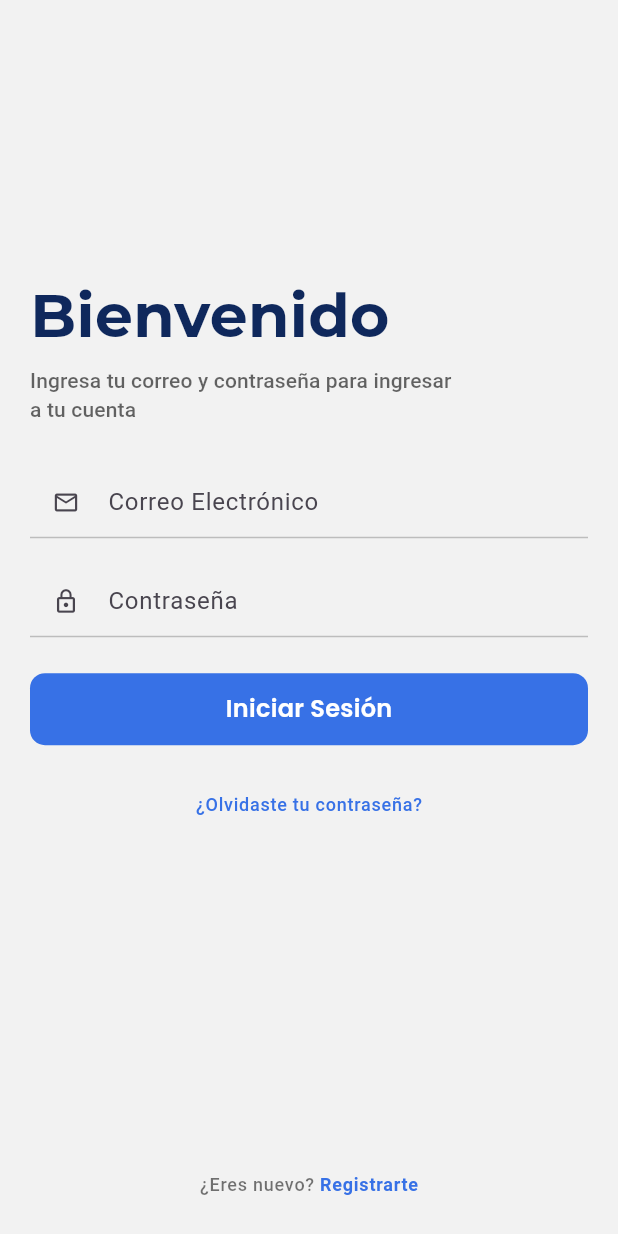
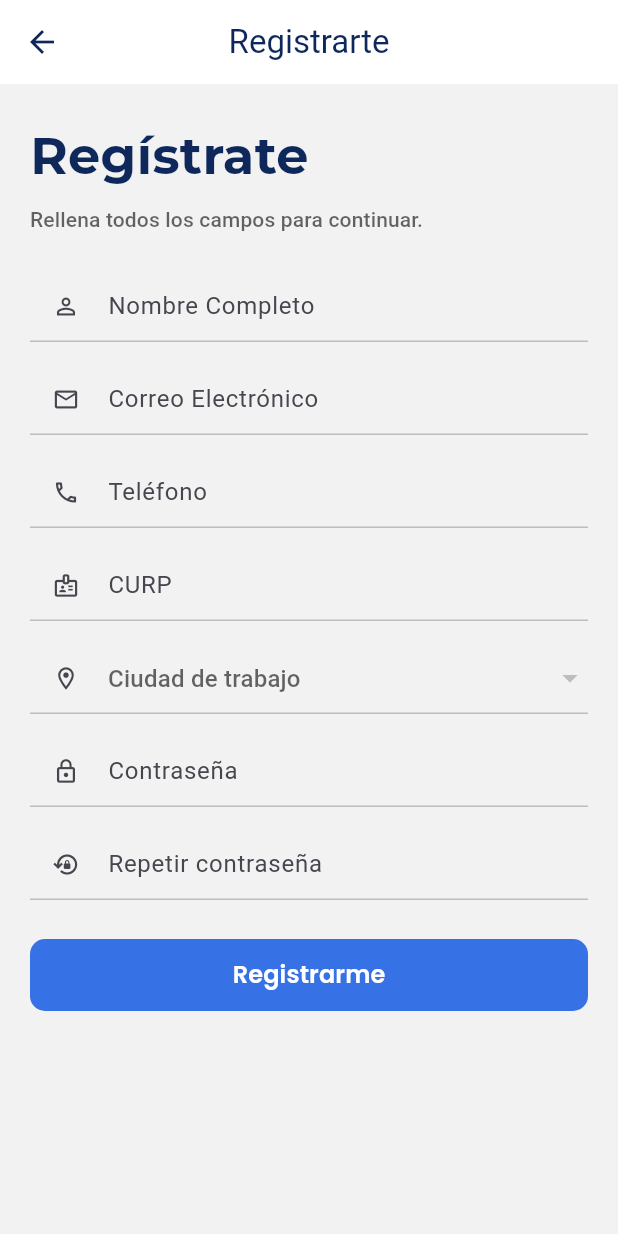
Before and after one commit to JOSUE-zorrilla/primebox, a Flutter app: the screen it shows after launch, after a tap on "Registrarte", on a phone screen of 412 x 824 dp. Run offline on Flutter 3.47's test engine with Material 3 defaults, Android fonts, the phone set to English and light mode, and no system bars; our stand-ins replace firebase_auth, firebase_core, firebase_database, firebase_storage, flutter_image_compress, font_awesome_flutter and 7 more; missing offline and left inert: qr_code_scanner; accounts and stored records are empty; network calls fail.

Commit message:
Nuevos Cambios

```diff
--- a/lib/login_page.dart
+++ b/lib/login_page.dart
@@ -3,8 +3,9 @@ import 'package:firebase_auth/firebase_auth.dart';
 import 'package:firebase_database/firebase_database.dart';
 import 'package:google_fonts/google_fonts.dart';
 import 'package:flutter/services.dart';
+
 import 'centro_boot_page.dart';
-
+import 'register_page.dart';
 
 // ✅ Variables globales
 String? globalUserId;
@@ -17,8 +18,6 @@ const Color kTitle = Color(0xFF0F285C);
 const Color kPrimaryBlue300 = Color(0xFF64B5F6);
 const Color kUnderline = Color(0xFFBDBDBD);
 const Color kHint = Color(0x99000000);
-
-
 
 class LoginPage extends StatefulWidget {
   const LoginPage({super.key});
@@ -56,7 +55,7 @@ class _LoginPageState extends State<LoginPage> {
 
         if (!mounted) return;
 
-        // 👉 NUEVO: ir a cargar centro antes de paquetes
+        // 👉 ir a cargar centro antes de paquetes si hay ciudad
         if (globalIdCiudad != null && globalIdCiudad!.trim().isNotEmpty) {
           Navigator.pushReplacement(
             context,
@@ -112,7 +111,6 @@ class _LoginPageState extends State<LoginPage> {
 
         if (!mounted) return;
 
-        // 👉 NUEVO: ir a cargar centro antes de paquetes
         if (globalIdCiudad != null && globalIdCiudad!.trim().isNotEmpty) {
           Navigator.pushReplacement(
             context,
@@ -137,7 +135,7 @@ class _LoginPageState extends State<LoginPage> {
       ScaffoldMessenger.of(context).showSnackBar(
         SnackBar(content: Text(message)),
       );
-    } catch (e) {
+    } catch (_) {
       ScaffoldMessenger.of(context).showSnackBar(
         const SnackBar(content: Text('Error de conexión o datos inválidos')),
       );
@@ -298,7 +296,12 @@ class _LoginPageState extends State<LoginPage> {
                                     .copyWith(color: Colors.black54),
                               ),
                               GestureDetector(
-                                onTap: () {},
+                                onTap: () {
+                                  Navigator.push(
+                                    context,
+                                    MaterialPageRoute(builder: (_) => const RegisterPage()),
+                                  );
+                                },
                                 child: Text(
                                   'Registrarte',
                                   style: (labelMedium ?? const TextStyle()).copyWith(
--- a/lib/paquetes_page.dart
+++ b/lib/paquetes_page.dart
@@ -53,9 +53,10 @@ class _PaquetesPageState extends State<PaquetesPage> {
   StreamSubscription<DatabaseEvent>? _paquetesSub;
   DatabaseReference? _paquetesRef;
 
-  // ===== NUEVO: datos del conductor para el Drawer (foto/nombre desde RTDB)
+  // ===== Datos del conductor para Drawer + Activo
   String _driverNombre = '';
   String _driverFoto = '';
+  bool _estaActivo = false; // <<<<<< NUEVO
   DatabaseReference? _conductorRef;
   StreamSubscription<DatabaseEvent>? _conductorSub;
 
@@ -65,19 +66,19 @@ class _PaquetesPageState extends State<PaquetesPage> {
     _searchController.addListener(_filtrarPaquetes);
     _escucharEstadoConexion();
     _suscribirsePaquetes();
-    _escucharPerfilConductor(); // <-- NUEVO
+    _escucharPerfilConductor(); // lee Nombre, Foto y Activo
   }
 
   @override
   void dispose() {
     _estadoConexionSub?.cancel();
     _paquetesSub?.cancel();
-    _conductorSub?.cancel(); // <-- NUEVO
+    _conductorSub?.cancel();
     _searchController.dispose();
     super.dispose();
   }
 
-  // ===== NUEVO: escucha cambios de Nombre/Foto en RTDB
+  // ===== Escucha cambios de Nombre/Foto/Activo en RTDB
   void _escucharPerfilConductor() {
     final user = FirebaseAuth.instance.currentUser;
     if (user == null) return;
@@ -90,10 +91,12 @@ class _PaquetesPageState extends State<PaquetesPage> {
       final snap = event.snapshot;
       final nombre = snap.child('Nombre').value?.toString() ?? '';
       final foto = snap.child('Foto').value?.toString() ?? '';
+      final activoStr = snap.child('Activo').value?.toString().toLowerCase() ?? 'no';
       if (mounted) {
         setState(() {
           _driverNombre = nombre;
           _driverFoto = foto;
+          _estaActivo = (activoStr == 'si'); // <<<<<< NUEVO
         });
       }
     });
@@ -189,7 +192,7 @@ class _PaquetesPageState extends State<PaquetesPage> {
       if (mounted) setState(() => _estadoConexion = estado);
     });
 
-    _verificarActivo(user.uid);
+    _verificarActivo(user.uid); // establece el estado inicial
   }
 
   Future<void> _verificarActivo(String uid) async {
@@ -197,10 +200,9 @@ class _PaquetesPageState extends State<PaquetesPage> {
       'projects/proj_bt5YXxta3UeFNhYLsJMtiL/data/Conductores/$uid',
     );
     final snap = await ref.get();
-    final activo = snap.child('Activo').value?.toString().toLowerCase() ?? 'no';
-    if (activo != 'si' && mounted) {
-      Navigator.push(context, MaterialPageRoute(builder: (_) => const PerfilPage()));
-    }
+    final activoStr = snap.child('Activo').value?.toString().toLowerCase() ?? 'no';
+    if (mounted) setState(() => _estaActivo = (activoStr == 'si')); // <<<<<< NUEVO
+    // ya NO navegamos a PerfilPage aquí
   }
 
   // =============== Ubicación ===============
@@ -588,7 +590,6 @@ class _PaquetesPageState extends State<PaquetesPage> {
                         context,
                         MaterialPageRoute(builder: (_) => const DelegarPaquetePage()),
                       );
-                      // No necesitamos manejar el código aquí; el flujo continúa en las pantallas de delegación
                     },
                   ),
                   item(
@@ -744,7 +745,7 @@ class _PaquetesPageState extends State<PaquetesPage> {
                       ),
                     ),
 
-                    // Píldora con contador
+                    // Píldora con contador (si no está activo, mostramos 0)
                     Padding(
                       padding: const EdgeInsets.fromLTRB(12, 10, 12, 0),
                       child: Align(
@@ -757,16 +758,31 @@ class _PaquetesPageState extends State<PaquetesPage> {
                             boxShadow: const [BoxShadow(color: Colors.black12, blurRadius: 4, offset: Offset(0, 2))],
                           ),
                           child: Text(
-                            'Número de paquetes: $_cantidadPaquetes',
+                            'Número de paquetes: ${_estaActivo ? _cantidadPaquetes : 0}',
                             style: const TextStyle(color: Color(0xFF1A3365), fontWeight: FontWeight.w600),
                           ),
                         ),
                       ),
                     ),
 
-                    // Lista de paquetes
+                    // Contenido principal
                     Expanded(
-                      child: _paquetesFiltrados.isEmpty
+                      child: !_estaActivo
+                          ? Center(
+                              child: Padding(
+                                padding: const EdgeInsets.all(24.0),
+                                child: Text(
+                                  'Revise que todos sus documentos estén Completo.\nEn caso de dudas póngase en contacto con soporte técnico.',
+                                  textAlign: TextAlign.center,
+                                  style: const TextStyle(
+                                    color: Color(0xFFE53935), // rojo
+                                    fontSize: 16,
+                                    fontWeight: FontWeight.w700,
+                                  ),
+                                ),
+                              ),
+                            )
+                          : (_paquetesFiltrados.isEmpty
                               ? const Center(child: Text('No hay paquetes disponibles'))
                               : ListView.builder(
                                   padding: const EdgeInsets.fromLTRB(12, 12, 12, 24),
@@ -882,7 +898,7 @@ class _PaquetesPageState extends State<PaquetesPage> {
                                       },
                                     );
                                   },
-                            ),
+                                )),
                     ),
                   ],
                 ),
--- /dev/null
+++ b/lib/register_page.dart
@@ -0,0 +1,439 @@
+import 'package:flutter/material.dart';
+import 'package:firebase_auth/firebase_auth.dart';
+import 'package:firebase_database/firebase_database.dart';
+import 'package:google_fonts/google_fonts.dart';
+
+const Color kBg = Color(0xFFF2F2F2);
+const Color kTitle = Color(0xFF0F285C);
+const Color kPrimaryBlue300 = Color(0xFF64B5F6);
+const Color kUnderline = Color(0xFFBDBDBD);
+const Color kHint = Color(0x99000000);
+
+class CityOption {
+  final String id;         // key del nodo en AlmacenPicker
+  final String nombre;     // NombreAlmacen
+
+  CityOption({required this.id, required this.nombre});
+}
+
+class RegisterPage extends StatefulWidget {
+  const RegisterPage({super.key});
+
+  @override
+  State<RegisterPage> createState() => _RegisterPageState();
+}
+
+class _RegisterPageState extends State<RegisterPage> {
+  final _formKey = GlobalKey<FormState>();
+
+  // Controllers
+  final _nombreCtrl = TextEditingController();
+  final _curpCtrl = TextEditingController();
+  final _telefonoCtrl = TextEditingController();
+  final _emailCtrl = TextEditingController();
+  final _passCtrl = TextEditingController();
+  final _pass2Ctrl = TextEditingController();
+
+  // Ciudades
+  bool _loadingCities = true;
+  List<CityOption> _ciudades = [];
+  CityOption? _selCiudad;
+
+  bool _saving = false;
+
+  @override
+  void initState() {
+    super.initState();
+    _cargarCiudades();
+  }
+
+  Future<void> _cargarCiudades() async {
+    setState(() => _loadingCities = true);
+    try {
+      final ref = FirebaseDatabase.instance.ref(
+        'projects/proj_bt5YXxta3UeFNhYLsJMtiL/data/AlmacenPicker',
+      );
+      final snap = await ref.get();
+
+      final List<CityOption> temporal = [];
+      if (snap.exists && snap.children.isNotEmpty) {
+        for (final c in snap.children) {
+          final nombre = c.child('NombreAlmacen').value?.toString() ?? '';
+          final id = c.key ?? '';
+          if (id.isNotEmpty && nombre.isNotEmpty) {
+            temporal.add(CityOption(id: id, nombre: nombre));
+          }
+        }
+      }
+      temporal.sort((a, b) => a.nombre.compareTo(b.nombre));
+
+      setState(() {
+        _ciudades = temporal;
+        _loadingCities = false;
+      });
+    } catch (_) {
+      setState(() => _loadingCities = false);
+      if (!mounted) return;
+      ScaffoldMessenger.of(context).showSnackBar(
+        const SnackBar(content: Text('No se pudieron cargar las ciudades')),
+      );
+    }
+  }
+
+  Future<void> _registrar() async {
+    final valid = _formKey.currentState?.validate() ?? false;
+    if (!valid) return;
+
+    if (_selCiudad == null) {
+      ScaffoldMessenger.of(context).showSnackBar(
+        const SnackBar(content: Text('Selecciona la ciudad donde trabajarás')),
+      );
+      return;
+    }
+    if (_passCtrl.text != _pass2Ctrl.text) {
+      ScaffoldMessenger.of(context).showSnackBar(
+        const SnackBar(content: Text('Las contraseñas no coinciden')),
+      );
+      return;
+    }
+
+    setState(() => _saving = true);
+
+    final nombre = _nombreCtrl.text.trim();
+    final curp = _curpCtrl.text.trim();
+    final telefono = _telefonoCtrl.text.trim();
+    final email = _emailCtrl.text.trim();
+    final pass = _passCtrl.text;
+    final idCiudad = _selCiudad!.id;
+    final nombreCiudad = _selCiudad!.nombre;
+
+    try {
+      // 1) Crear en Firebase Auth
+      final cred = await FirebaseAuth.instance.createUserWithEmailAndPassword(
+        email: email,
+        password: pass,
+      );
+      final uid = cred.user!.uid;
+
+      // 2) Guardar en members/{uid}
+      final membersRef = FirebaseDatabase.instance.ref(
+        'projects/proj_bt5YXxta3UeFNhYLsJMtiL/apps/app_19PX2WeHAwM8ejcWQ3jFCd/members/$uid',
+      );
+
+      await membersRef.set({
+        'email': email,
+        'name': nombre,
+        'phone': telefono,
+        'customData': {
+          'TipoPerfil': 'Driver',
+          'idCiudad': idCiudad,
+        }
+      });
+
+      // 3) Guardar en ConductoresCiudad/{idCiudad}/Conductores/{uid}
+      final ciudadConductorRef = FirebaseDatabase.instance.ref(
+        'projects/proj_bt5YXxta3UeFNhYLsJMtiL/data/ConductoresCiudad/$idCiudad/Conductores/$uid',
+      );
+      await ciudadConductorRef.set({
+        'Curp': curp,
+        'Email': email,
+        'Nombre': nombre,
+        'Telefono': telefono,
+        'idConductor': uid,
+      });
+
+      // 4) Guardar en UsuariosPW/{uid}/Data (⚠️ texto plano, pedido explícito)
+      final passRef = FirebaseDatabase.instance.ref(
+        'projects/proj_bt5YXxta3UeFNhYLsJMtiL/data/UsuariosPW/$uid',
+      );
+      await passRef.set({'Data': pass});
+
+      // 5) Guardar en Conductores/{uid}
+      final conductoresRef = FirebaseDatabase.instance.ref(
+        'projects/proj_bt5YXxta3UeFNhYLsJMtiL/data/Conductores/$uid',
+      );
+      await conductoresRef.set({
+        'Activo': 'No',
+        'Curp': curp,
+        'Email': email,
+        'Nombre': nombre,
+        'NombreCiudad': nombreCiudad,
+        'PorcentajeEfectividad': 100,
+        'Telefono': telefono,
+        'idCiudad': idCiudad,
+        'idRepartidor': uid,
+      });
+
+      // 6) Cerrar sesión y volver a Login
+      await FirebaseAuth.instance.signOut();
+
+      if (!mounted) return;
+      ScaffoldMessenger.of(context).showSnackBar(
+        const SnackBar(content: Text('Registro exitoso. Inicia sesión.')),
+      );
+
+      Navigator.pop(context); // vuelve a la pantalla de login
+    } on FirebaseAuthException catch (e) {
+      String msg = 'No se pudo crear la cuenta';
+      if (e.code == 'email-already-in-use') {
+        msg = 'El correo ya está registrado';
+      } else if (e.code == 'invalid-email') {
+        msg = 'Correo inválido';
+      } else if (e.code == 'weak-password') {
+        msg = 'La contraseña es muy débil';
+      }
+      ScaffoldMessenger.of(context).showSnackBar(SnackBar(content: Text(msg)));
+    } catch (_) {
+      ScaffoldMessenger.of(context).showSnackBar(
+        const SnackBar(content: Text('Ocurrió un error guardando los datos')),
+      );
+    } finally {
+      if (mounted) setState(() => _saving = false);
+    }
+  }
+
+  @override
+  Widget build(BuildContext context) {
+    final labelLarge = Theme.of(context).textTheme.labelLarge;
+
+    return Scaffold(
+      backgroundColor: kBg,
+      appBar: AppBar(
+        title: const Text('Registrarte'),
+        centerTitle: true,
+        backgroundColor: Colors.white,
+        surfaceTintColor: Colors.white,
+        foregroundColor: kTitle,
+        elevation: 0.3,
+      ),
+      body: SafeArea(
+        child: SingleChildScrollView(
+          padding: const EdgeInsets.symmetric(horizontal: 20, vertical: 16),
+          child: Center(
+            child: ConstrainedBox(
+              constraints: const BoxConstraints(maxWidth: 480),
+              child: Form(
+                key: _formKey,
+                child: Column(
+                  crossAxisAlignment: CrossAxisAlignment.start,
+                  children: [
+                    const SizedBox(height: 8),
+                    Text(
+                      'Regístrate',
+                      style: GoogleFonts.montserrat(
+                        fontSize: 34,
+                        fontWeight: FontWeight.w700,
+                        color: kTitle,
+                      ),
+                    ),
+                    const SizedBox(height: 8),
+                    Text(
+                      'Rellena todos los campos para continuar.',
+                      style: (labelLarge ?? const TextStyle())
+                          .copyWith(color: kHint, height: 1.35),
+                    ),
+                    const SizedBox(height: 24),
+
+                    // Nombre
+                    TextFormField(
+                      controller: _nombreCtrl,
+                      textInputAction: TextInputAction.next,
+                      decoration: const InputDecoration(
+                        hintText: 'Nombre Completo',
+                        prefixIcon: Icon(Icons.person_outline),
+                        isDense: true,
+                        contentPadding: EdgeInsets.symmetric(vertical: 12),
+                        enabledBorder: UnderlineInputBorder(
+                          borderSide: BorderSide(color: kUnderline),
+                        ),
+                        focusedBorder: UnderlineInputBorder(
+                          borderSide: BorderSide(color: kPrimaryBlue300, width: 1.5),
+                        ),
+                      ),
+                      validator: (v) =>
+                          (v == null || v.trim().isEmpty) ? 'Ingresa tu nombre' : null,
+                    ),
+                    const SizedBox(height: 14),
+
+                    // Correo
+                    TextFormField(
+                      controller: _emailCtrl,
+                      keyboardType: TextInputType.emailAddress,
+                      textInputAction: TextInputAction.next,
+                      decoration: const InputDecoration(
+                        hintText: 'Correo Electrónico',
+                        prefixIcon: Icon(Icons.email_outlined),
+                        isDense: true,
+                        contentPadding: EdgeInsets.symmetric(vertical: 12),
+                        enabledBorder: UnderlineInputBorder(
+                          borderSide: BorderSide(color: kUnderline),
+                        ),
+                        focusedBorder: UnderlineInputBorder(
+                          borderSide: BorderSide(color: kPrimaryBlue300, width: 1.5),
+                        ),
+                      ),
+                      validator: (v) =>
+                          (v == null || v.trim().isEmpty) ? 'Ingresa tu correo' : null,
+                    ),
+                    const SizedBox(height: 14),
+
+                    // Teléfono
+                    TextFormField(
+                      controller: _telefonoCtrl,
+                      keyboardType: TextInputType.phone,
+                      textInputAction: TextInputAction.next,
+                      decoration: const InputDecoration(
+                        hintText: 'Teléfono',
+                        prefixIcon: Icon(Icons.phone_outlined),
+                        isDense: true,
+                        contentPadding: EdgeInsets.symmetric(vertical: 12),
+                        enabledBorder: UnderlineInputBorder(
+                          borderSide: BorderSide(color: kUnderline),
+                        ),
+                        focusedBorder: UnderlineInputBorder(
+                          borderSide: BorderSide(color: kPrimaryBlue300, width: 1.5),
+                        ),
+                      ),
+                      validator: (v) =>
+                          (v == null || v.trim().isEmpty) ? 'Ingresa tu teléfono' : null,
+                    ),
+                    const SizedBox(height: 14),
+
+                    // CURP
+                    TextFormField(
+                      controller: _curpCtrl,
+                      textInputAction: TextInputAction.next,
+                      decoration: const InputDecoration(
+                        hintText: 'CURP',
+                        prefixIcon: Icon(Icons.badge_outlined),
+                        isDense: true,
+                        contentPadding: EdgeInsets.symmetric(vertical: 12),
+                        enabledBorder: UnderlineInputBorder(
+                          borderSide: BorderSide(color: kUnderline),
+                        ),
+                        focusedBorder: UnderlineInputBorder(
+                          borderSide: BorderSide(color: kPrimaryBlue300, width: 1.5),
+                        ),
+                      ),
+                      validator: (v) =>
+                          (v == null || v.trim().isEmpty) ? 'Ingresa tu CURP' : null,
+                    ),
+                    const SizedBox(height: 14),
+
+                    // Ciudad (select)
+                    _loadingCities
+                        ? const Padding(
+                            padding: EdgeInsets.symmetric(vertical: 12),
+                            child: LinearProgressIndicator(),
+                          )
+                        : DropdownButtonFormField<CityOption>(
+                            value: _selCiudad,
+                            items: _ciudades
+                                .map((c) => DropdownMenuItem(
+                                      value: c,
+                                      child: Text(c.nombre),
+                                    ))
+                                .toList(),
+                            onChanged: (v) => setState(() => _selCiudad = v),
+                            decoration: const InputDecoration(
+                              hintText: 'Ciudad de trabajo',
+                              prefixIcon: Icon(Icons.location_on_outlined),
+                              isDense: true,
+                              contentPadding: EdgeInsets.symmetric(vertical: 12),
+                              enabledBorder: UnderlineInputBorder(
+                                borderSide: BorderSide(color: kUnderline),
+                              ),
+                              focusedBorder: UnderlineInputBorder(
+                                borderSide: BorderSide(color: kPrimaryBlue300, width: 1.5),
+                              ),
+                            ),
+                            validator: (v) =>
+                                v == null ? 'Selecciona una ciudad' : null,
+                          ),
+                    const SizedBox(height: 14),
+
+                    // Contraseña
+                    TextFormField(
+                      controller: _passCtrl,
+                      obscureText: true,
+                      textInputAction: TextInputAction.next,
+                      decoration: const InputDecoration(
+                        hintText: 'Contraseña',
+                        prefixIcon: Icon(Icons.lock_outline),
+                        isDense: true,
+                        contentPadding: EdgeInsets.symmetric(vertical: 12),
+                        enabledBorder: UnderlineInputBorder(
+                          borderSide: BorderSide(color: kUnderline),
+                        ),
+                        focusedBorder: UnderlineInputBorder(
+                          borderSide: BorderSide(color: kPrimaryBlue300, width: 1.5),
+                        ),
+                      ),
+                      validator: (v) =>
+                          (v == null || v.length < 6) ? 'Mínimo 6 caracteres' : null,
+                    ),
+                    const SizedBox(height: 14),
+
+                    // Repetir contraseña
+                    TextFormField(
+                      controller: _pass2Ctrl,
+                      obscureText: true,
+                      decoration: const InputDecoration(
+                        hintText: 'Repetir contraseña',
+                        prefixIcon: Icon(Icons.lock_reset_outlined),
+                        isDense: true,
+                        contentPadding: EdgeInsets.symmetric(vertical: 12),
+                        enabledBorder: UnderlineInputBorder(
+                          borderSide: BorderSide(color: kUnderline),
+                        ),
+                        focusedBorder: UnderlineInputBorder(
+                          borderSide: BorderSide(color: kPrimaryBlue300, width: 1.5),
+                        ),
+                      ),
+                      validator: (v) =>
+                          (v == null || v.isEmpty) ? 'Repite la contraseña' : null,
+                    ),
+
+                    const SizedBox(height: 26),
+                    SizedBox(
+                      width: double.infinity,
+                      height: 48,
+                      child: ElevatedButton(
+                        onPressed: _saving ? null : _registrar,
+                        style: ElevatedButton.styleFrom(
+                          backgroundColor: const Color(0xFF3771E6),
+                          foregroundColor: Colors.white,
+                          elevation: 0,
+                          shape: RoundedRectangleBorder(
+                            borderRadius: BorderRadius.circular(10),
+                          ),
+                        ),
+                        child: _saving
+                            ? const SizedBox(
+                                width: 22,
+                                height: 22,
+                                child: CircularProgressIndicator(
+                                  strokeWidth: 2.5,
+                                  color: Colors.white,
+                                ),
+                              )
+                            : Text(
+                                'Registrarme',
+                                style: GoogleFonts.poppins(
+                                  fontSize: 16,
+                                  fontWeight: FontWeight.w600,
+                                ),
+                              ),
+                      ),
+                    ),
+                    const SizedBox(height: 24),
+                  ],
+                ),
+              ),
+            ),
+          ),
+        ),
+      ),
+    );
+  }
+}
```
Lines whose indentation alone changed are shown as unchanged.
